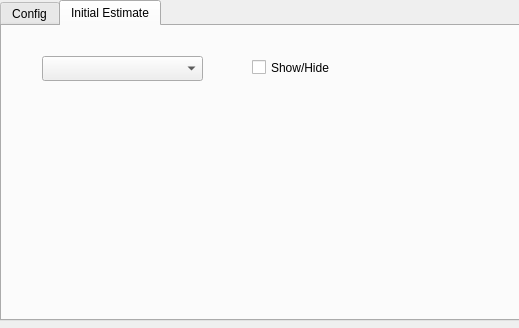
lardemua/atom_rviz_plugin, file atom_rviz_plugin/src/ui/calibration_panel.ui: the form before one commit.
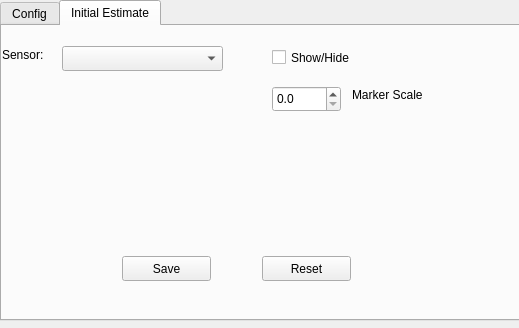
The form after the commit.

Commit message: Code (still in progress) for set_initial_estimate

Patch:
```diff
--- a/atom_rviz_plugin/src/ui/calibration_panel.ui
+++ b/atom_rviz_plugin/src/ui/calibration_panel.ui
@@ -1023,26 +1023,112 @@
     <widget class="QCheckBox" name="initialEstimateCheckBox">
      <property name="geometry">
       <rect>
-       <x>250</x>
-       <y>30</y>
+       <x>270</x>
+       <y>20</y>
        <width>111</width>
        <height>23</height>
       </rect>
      </property>
+     <property name="font">
+      <font>
+       <weight>50</weight>
+       <bold>false</bold>
+      </font>
+     </property>
      <property name="text">
       <string>Show/Hide</string>
      </property>
+     <property name="checkable">
+      <bool>true</bool>
+     </property>
+     <property name="checked">
+      <bool>false</bool>
+     </property>
+     <property name="tristate">
+      <bool>false</bool>
+     </property>
     </widget>
     <widget class="QComboBox" name="initEstimateSensorsComboBox">
      <property name="geometry">
       <rect>
-       <x>40</x>
-       <y>30</y>
+       <x>60</x>
+       <y>20</y>
        <width>161</width>
        <height>25</height>
       </rect>
      </property>
     </widget>
+    <widget class="QDoubleSpinBox" name="initialEstimateSpinBox">
+     <property name="geometry">
+      <rect>
+       <x>270</x>
+       <y>60</y>
+       <width>69</width>
+       <height>26</height>
+      </rect>
+     </property>
+     <property name="buttonSymbols">
+      <enum>QAbstractSpinBox::UpDownArrows</enum>
+     </property>
+     <property name="decimals">
+      <number>1</number>
+     </property>
+     <property name="singleStep">
+      <double>0.100000000000000</double>
+     </property>
+    </widget>
+    <widget class="QLabel" name="label">
+     <property name="geometry">
+      <rect>
+       <x>350</x>
+       <y>60</y>
+       <width>111</width>
+       <height>17</height>
+      </rect>
+     </property>
+     <property name="text">
+      <string>Marker Scale</string>
+     </property>
+    </widget>
+    <widget class="QPushButton" name="initEstimateSaveButton">
+     <property name="geometry">
+      <rect>
+       <x>120</x>
+       <y>230</y>
+       <width>89</width>
+       <height>25</height>
+      </rect>
+     </property>
+     <property name="text">
+      <string>Save</string>
+     </property>
+    </widget>
+    <widget class="QPushButton" name="initEstimateResetButton">
+     <property name="geometry">
+      <rect>
+       <x>260</x>
+       <y>230</y>
+       <width>89</width>
+       <height>25</height>
+      </rect>
+     </property>
+     <property name="text">
+      <string>Reset</string>
+     </property>
+    </widget>
+    <widget class="QLabel" name="label_2">
+     <property name="geometry">
+      <rect>
+       <x>0</x>
+       <y>20</y>
+       <width>67</width>
+       <height>17</height>
+      </rect>
+     </property>
+     <property name="text">
+      <string>Sensor:</string>
+     </property>
+    </widget>
    </widget>
   </widget>
  </widget>
```
The commit also changes 7 other files.
